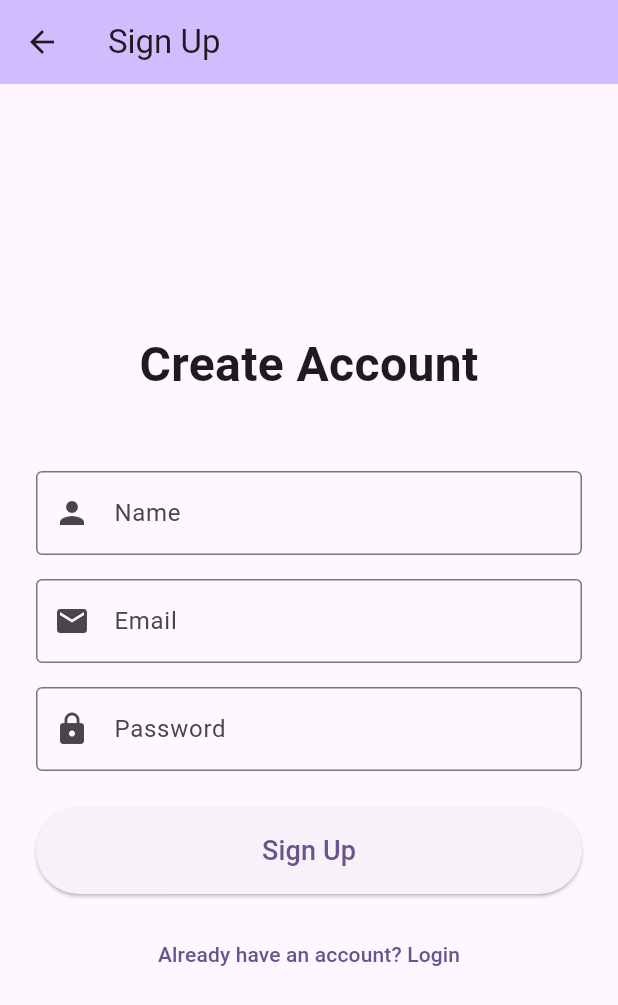
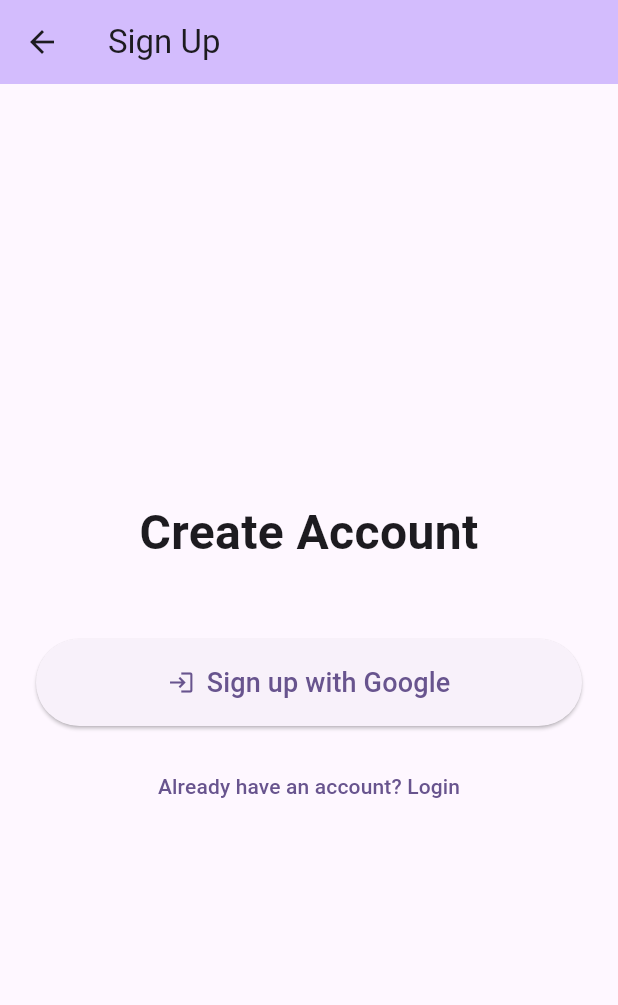
Before and after one commit to PersuasivePost/guilt-eater, a Flutter app: the SignupScreen screen opened directly, on a phone screen of 412 x 824 dp. Shown: the top 1005 px of the screen. Run offline on Flutter 3.47's test engine with Material 3 defaults, Android fonts, the phone set to English and light mode, and no system bars.

Commit message:
pub spec minor fixes

```diff
--- a/frontend/lib/auth/signup_screen.dart
+++ b/frontend/lib/auth/signup_screen.dart
@@ -1,41 +1,22 @@
 import 'package:flutter/material.dart';
-import '../screens/welcome_screen.dart';
+import '../services/auth_service.dart';
 
-class SignupScreen extends StatefulWidget {
+final _authService = AuthService();
+
+class SignupScreen extends StatelessWidget {
   const SignupScreen({super.key});
 
-  @override
-  State<SignupScreen> createState() => _SignupScreenState();
-}
-
-class _SignupScreenState extends State<SignupScreen> {
-  final _nameController = TextEditingController();
-  final _emailController = TextEditingController();
-  final _passwordController = TextEditingController();
-
-  @override
-  void dispose() {
-    _nameController.dispose();
-    _emailController.dispose();
-    _passwordController.dispose();
-    super.dispose();
-  }
-
-  void _handleSignup() {
-    final name = _nameController.text.trim();
-    final email = _emailController.text.trim();
-
-    if (name.isEmpty || email.isEmpty) {
+  Future<void> _startGoogleSignUp(BuildContext context) async {
+    try {
+      await _authService.openWebOAuth();
+      ScaffoldMessenger.of(context).showSnackBar(
+        const SnackBar(content: Text('Opened browser for Google signup')),
+      );
+    } catch (e) {
       ScaffoldMessenger.of(
         context,
-      ).showSnackBar(const SnackBar(content: Text('Please fill all fields')));
-      return;
+      ).showSnackBar(SnackBar(content: Text('Failed to open browser: $e')));
     }
-
-    Navigator.pushReplacement(
-      context,
-      MaterialPageRoute(builder: (context) => WelcomeScreen(username: name)),
-    );
   }
 
   @override
@@ -57,41 +38,16 @@ class _SignupScreenState extends State<SignupScreen> {
               textAlign: TextAlign.center,
             ),
             const SizedBox(height: 48),
-            TextField(
-              controller: _nameController,
-              decoration: const InputDecoration(
-                labelText: 'Name',
-                border: OutlineInputBorder(),
-                prefixIcon: Icon(Icons.person),
-              ),
-            ),
-            const SizedBox(height: 16),
-            TextField(
-              controller: _emailController,
-              decoration: const InputDecoration(
-                labelText: 'Email',
-                border: OutlineInputBorder(),
-                prefixIcon: Icon(Icons.email),
-              ),
-              keyboardType: TextInputType.emailAddress,
-            ),
-            const SizedBox(height: 16),
-            TextField(
-              controller: _passwordController,
-              decoration: const InputDecoration(
-                labelText: 'Password',
-                border: OutlineInputBorder(),
-                prefixIcon: Icon(Icons.lock),
-              ),
-              obscureText: true,
-            ),
-            const SizedBox(height: 24),
-            ElevatedButton(
-              onPressed: _handleSignup,
+            ElevatedButton.icon(
+              onPressed: () => _startGoogleSignUp(context),
+              icon: const Icon(Icons.login),
               style: ElevatedButton.styleFrom(
                 padding: const EdgeInsets.symmetric(vertical: 16),
               ),
-              child: const Text('Sign Up', style: TextStyle(fontSize: 18)),
+              label: const Text(
+                'Sign up with Google',
+                style: TextStyle(fontSize: 18),
+              ),
             ),
             const SizedBox(height: 16),
             TextButton(
--- a/frontend/pubspec.yaml
+++ b/frontend/pubspec.yaml
@@ -34,8 +34,8 @@ dependencies:
   # The following adds the Cupertino Icons font to your application.
   # Use with the CupertinoIcons class for iOS style icons.
   cupertino_icons: ^1.0.8
-  google_sign_in: ^7.2.0
-  http: ^1.6.0
+  url_launcher: ^6.1.10
+  http: ^0.13.6
 
 dev_dependencies:
   flutter_test:
```
Also changed, not shown: frontend/lib/auth/login_screen.dart (+18 -93 lines), frontend/lib/services/auth_service.dart (+8 -12 lines), frontend/pubspec.lock.
